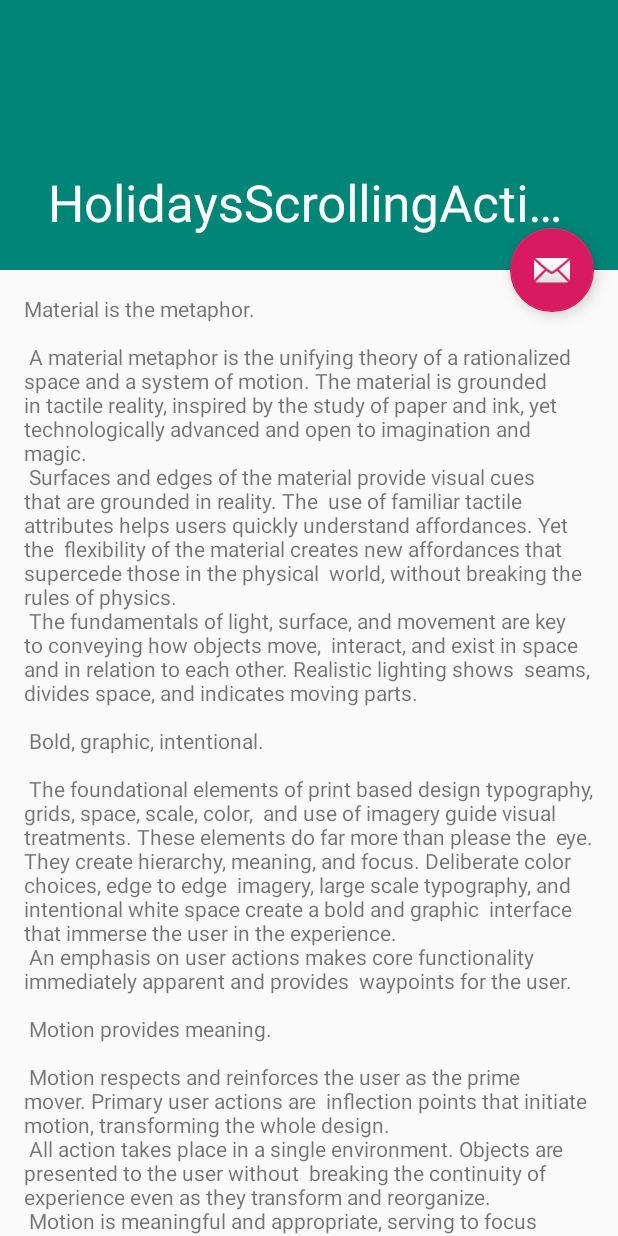
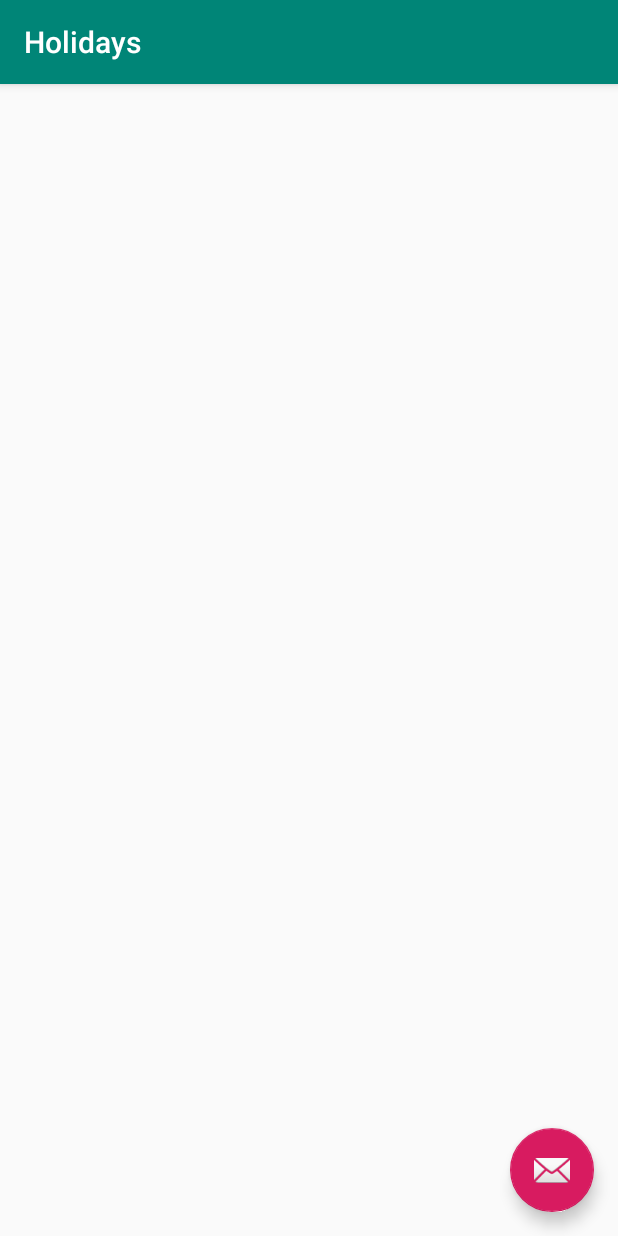
Before and after one commit to Honno/travel-app, an Android app: the screen it shows after launch (HolidaysScrollingActivity before the commit, HolidaysOverviewActivity after it), on a phone screen of 412 x 824 dp. Run offline under Robolectric (Android 15) with nearby library versions, the phone set to English and light mode, and no system bars.

Commit message:
appropiate activity template for holidays view

```diff
--- a/app/src/main/AndroidManifest.xml
+++ b/app/src/main/AndroidManifest.xml
@@ -10,12 +10,12 @@
         android:supportsRtl="true"
         android:theme="@style/AppTheme">
         <activity
-            android:name=".activities.HolidaysScrollingActivity"
-            android:label="@string/title_activity_holidays_scrolling"
+            android:name=".activities.HolidaysOverviewActivity"
+            android:label="@string/title_activity_holidays_overview"
             android:theme="@style/AppTheme.NoActionBar">
-            <intent-filter >
-                <action android:name="android.intent.action.MAIN" />
-                <category android:name="android.intent.category.LAUNCHER" />
+            <intent-filter>
+                    <action android:name="android.intent.action.MAIN" />
+                    <category android:name="android.intent.category.LAUNCHER" />
             </intent-filter>
         </activity>
     </application>
--- a/app/src/main/java/com/example/goofin/activities/HolidaysScrollingActivity.java
+++ b/app/src/main/java/com/example/goofin/activities/HolidaysOverviewActivity.java
@@ -12,16 +12,16 @@ import android.view.View;
 
 import com.example.goofin.R;
 
-public class HolidaysScrollingActivity extends AppCompatActivity {
+public class HolidaysOverviewActivity extends AppCompatActivity {
 
     @Override
     protected void onCreate(Bundle savedInstanceState) {
         super.onCreate(savedInstanceState);
-        setContentView(R.layout.activity_holidays_scrolling);
-        Toolbar toolbar = (Toolbar) findViewById(R.id.toolbar);
+        setContentView(R.layout.activity_holidays_overview);
+        Toolbar toolbar = findViewById(R.id.toolbar);
         setSupportActionBar(toolbar);
 
-        FloatingActionButton fab = (FloatingActionButton) findViewById(R.id.fab);
+        FloatingActionButton fab = findViewById(R.id.fab);
         fab.setOnClickListener(new View.OnClickListener() {
             @Override
             public void onClick(View view) {
@@ -30,4 +30,5 @@ public class HolidaysScrollingActivity extends AppCompatActivity {
             }
         });
     }
+
 }
--- /dev/null
+++ b/app/src/main/res/layout/activity_holidays_overview.xml
@@ -0,0 +1,33 @@
+<?xml version="1.0" encoding="utf-8"?>
+<androidx.coordinatorlayout.widget.CoordinatorLayout xmlns:android="http://schemas.android.com/apk/res/android"
+    xmlns:app="http://schemas.android.com/apk/res-auto"
+    xmlns:tools="http://schemas.android.com/tools"
+    android:layout_width="match_parent"
+    android:layout_height="match_parent"
+    tools:context=".activities.HolidaysOverviewActivity">
+
+    <com.google.android.material.appbar.AppBarLayout
+        android:layout_width="match_parent"
+        android:layout_height="wrap_content"
+        android:theme="@style/AppTheme.AppBarOverlay">
+
+        <androidx.appcompat.widget.Toolbar
+            android:id="@+id/toolbar"
+            android:layout_width="match_parent"
+            android:layout_height="?attr/actionBarSize"
+            android:background="?attr/colorPrimary"
+            app:popupTheme="@style/AppTheme.PopupOverlay" />
+
+    </com.google.android.material.appbar.AppBarLayout>
+
+    <include layout="@layout/content_holidays_overview" />
+
+    <com.google.android.material.floatingactionbutton.FloatingActionButton
+        android:id="@+id/fab"
+        android:layout_width="wrap_content"
+        android:layout_height="wrap_content"
+        android:layout_gravity="bottom|end"
+        android:layout_margin="@dimen/fab_margin"
+        app:srcCompat="@android:drawable/ic_dialog_email" />
+
+</androidx.coordinatorlayout.widget.CoordinatorLayout>
--- a/app/src/main/res/layout/activity_holidays_scrolling.xml
+++ /dev/null
@@ -1,47 +0,0 @@
-<?xml version="1.0" encoding="utf-8"?>
-<androidx.coordinatorlayout.widget.CoordinatorLayout xmlns:android="http://schemas.android.com/apk/res/android"
-    xmlns:app="http://schemas.android.com/apk/res-auto"
-    xmlns:tools="http://schemas.android.com/tools"
-    android:layout_width="match_parent"
-    android:layout_height="match_parent"
-    android:fitsSystemWindows="true"
-    tools:context=".activities.HolidaysScrollingActivity">
-
-    <com.google.android.material.appbar.AppBarLayout
-        android:id="@+id/app_bar"
-        android:layout_width="match_parent"
-        android:layout_height="@dimen/app_bar_height"
-        android:fitsSystemWindows="true"
-        android:theme="@style/AppTheme.AppBarOverlay">
-
-        <com.google.android.material.appbar.CollapsingToolbarLayout
-            android:id="@+id/toolbar_layout"
-            android:layout_width="match_parent"
-            android:layout_height="match_parent"
-            android:fitsSystemWindows="true"
-            app:contentScrim="?attr/colorPrimary"
-            app:layout_scrollFlags="scroll|exitUntilCollapsed"
-            app:toolbarId="@+id/toolbar">
-
-            <androidx.appcompat.widget.Toolbar
-                android:id="@+id/toolbar"
-                android:layout_width="match_parent"
-                android:layout_height="?attr/actionBarSize"
-                app:layout_collapseMode="pin"
-                app:popupTheme="@style/AppTheme.PopupOverlay" />
-
-        </com.google.android.material.appbar.CollapsingToolbarLayout>
-    </com.google.android.material.appbar.AppBarLayout>
-
-    <include layout="@layout/content_holidays_scrolling" />
-
-    <com.google.android.material.floatingactionbutton.FloatingActionButton
-        android:id="@+id/fab"
-        android:layout_width="wrap_content"
-        android:layout_height="wrap_content"
-        android:layout_margin="@dimen/fab_margin"
-        app:layout_anchor="@id/app_bar"
-        app:layout_anchorGravity="bottom|end"
-        app:srcCompat="@android:drawable/ic_dialog_email" />
-
-</androidx.coordinatorlayout.widget.CoordinatorLayout>
--- /dev/null
+++ b/app/src/main/res/layout/content_holidays_overview.xml
@@ -0,0 +1,9 @@
+<?xml version="1.0" encoding="utf-8"?>
+<androidx.constraintlayout.widget.ConstraintLayout xmlns:android="http://schemas.android.com/apk/res/android"
+    xmlns:app="http://schemas.android.com/apk/res-auto"
+    xmlns:tools="http://schemas.android.com/tools"
+    android:layout_width="match_parent"
+    android:layout_height="match_parent"
+    app:layout_behavior="@string/appbar_scrolling_view_behavior"
+    tools:context=".activities.HolidaysOverviewActivity"
+    tools:showIn="@layout/activity_holidays_overview"/>
--- a/app/src/main/res/layout/content_holidays_scrolling.xml
+++ /dev/null
@@ -1,17 +0,0 @@
-<?xml version="1.0" encoding="utf-8"?>
-<androidx.core.widget.NestedScrollView xmlns:android="http://schemas.android.com/apk/res/android"
-    xmlns:app="http://schemas.android.com/apk/res-auto"
-    xmlns:tools="http://schemas.android.com/tools"
-    android:layout_width="match_parent"
-    android:layout_height="match_parent"
-    app:layout_behavior="@string/appbar_scrolling_view_behavior"
-    tools:context=".activities.HolidaysScrollingActivity"
-    tools:showIn="@layout/activity_holidays_scrolling">
-
-    <TextView
-        android:layout_width="wrap_content"
-        android:layout_height="wrap_content"
-        android:layout_margin="@dimen/text_margin"
-        android:text="@string/large_text" />
-
-</androidx.core.widget.NestedScrollView>
--- a/app/src/main/res/values/dimens.xml
+++ b/app/src/main/res/values/dimens.xml
@@ -1,5 +1,6 @@
 <resources>
     <dimen name="app_bar_height">180dp</dimen>
+    <dimen name="app_bar_height_min">100dp</dimen>
     <dimen name="fab_margin">16dp</dimen>
     <dimen name="text_margin">16dp</dimen>
 </resources>
--- a/app/src/main/res/values/strings.xml
+++ b/app/src/main/res/values/strings.xml
@@ -2,7 +2,6 @@
     <string name="app_name">Goofin</string>
     <string name="edit_message">Enter a message</string>
     <string name="button_send">Send</string>
-    <string name="title_activity_holidays_scrolling">HolidaysScrollingActivity</string>
     <string name="large_text">
         "Material is the metaphor.\n\n"
 
@@ -93,4 +92,5 @@
         "when a user tries to pick up one of cards.\n\n"
     </string>
     <string name="action_settings">Settings</string>
+    <string name="title_activity_holidays_overview">Holidays</string>
 </resources>
```
Also changed, not shown: 1 other file.
